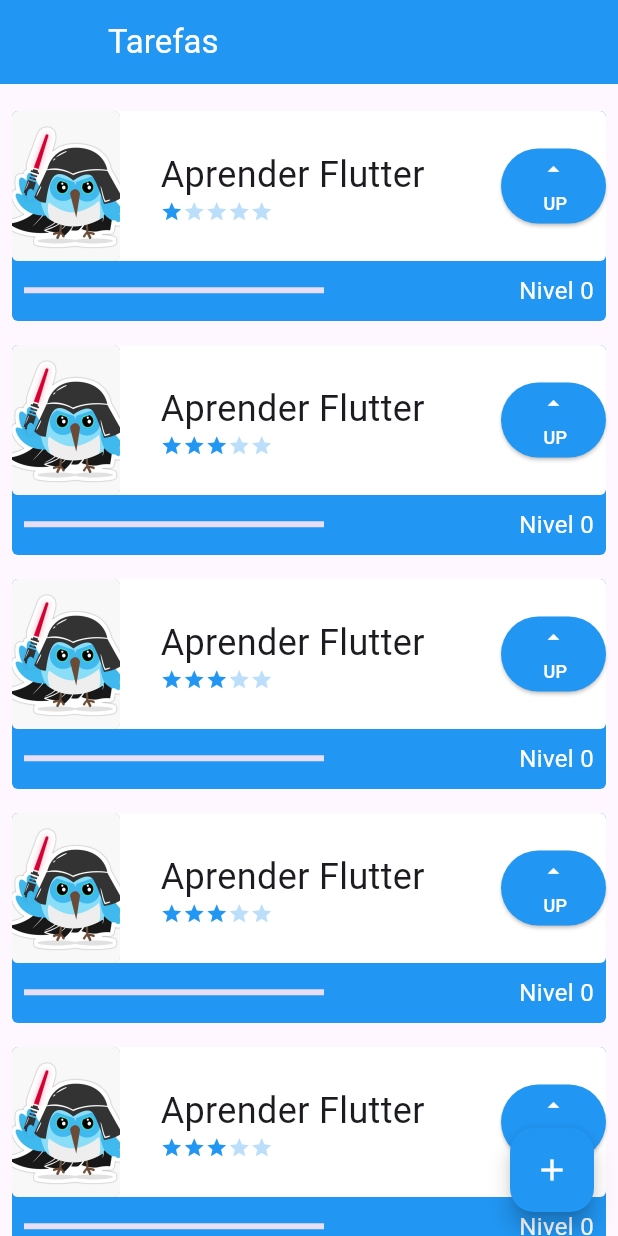
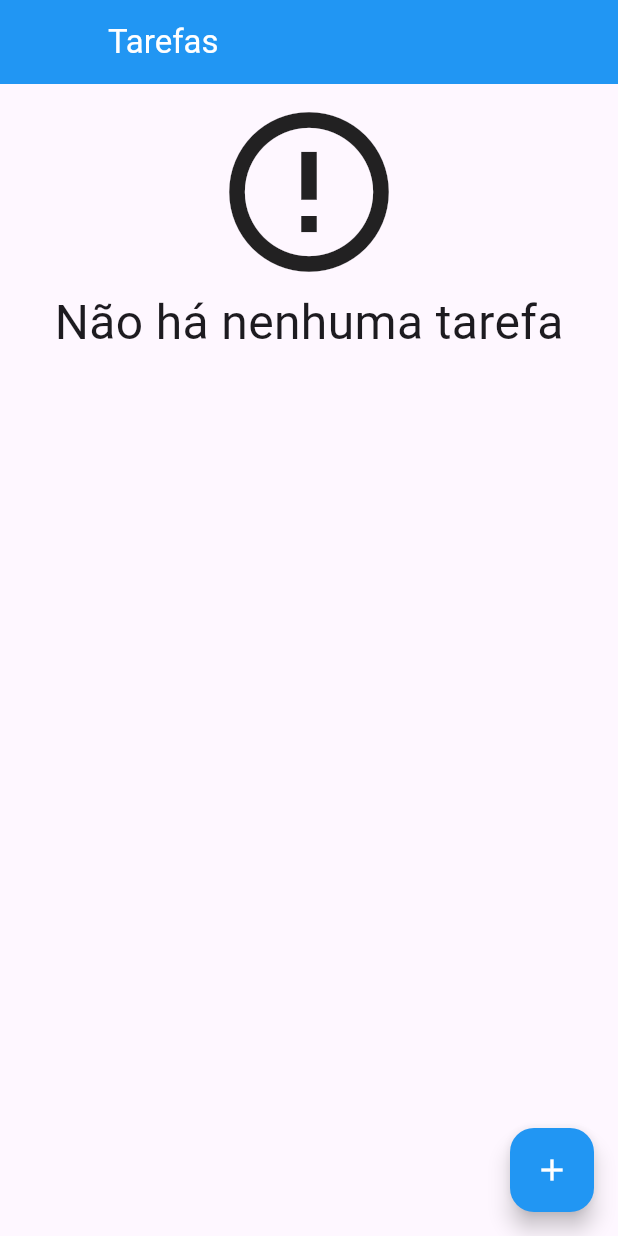
Before and after one commit to pablo-sa10/Projeto-flutter, a Flutter app: the screen it shows after launch, on a phone screen of 412 x 824 dp. Run offline on Flutter 3.47's test engine with Material 3 defaults, Android fonts, the phone set to English and light mode, and no system bars; our stand-ins replace sqflite; accounts and stored records are empty.

Commit message:
vou adicionar tudo oq eu fiz hj, mano, q sono

```diff
--- /dev/null
+++ b/lib/Data/task_dao.dart
@@ -0,0 +1,91 @@
+import 'package:projeto_dart/Data/database.dart';
+import 'package:projeto_dart/components/task.dart';
+import 'package:sqflite/sqflite.dart';
+
+class TaskDao {
+  static const String tableSql = 'CREATE TABLE $_tablename('
+      '$_name TEXT, '
+      '$_difficulty INTEGER, '
+      '$_image TEXT)';
+
+  static const String _tablename = 'taskTable';
+  static const String _name = 'nome';
+  static const String _difficulty = 'dificuldade';
+  static const String _image = 'imagem';
+
+  //insert
+  //update
+  save(Task tarefa) async {
+    print('iniciando o save');
+    final Database bancoDeDados = await getDatabase();
+    var itemExists = await find(tarefa.nomeTarefa);
+    Map<String, dynamic> taskMap = toMap(tarefa);
+    if (itemExists.isEmpty) {
+      print('a tarefa não existia');
+      return await bancoDeDados.insert(_tablename, taskMap);
+    } else {
+      print("a tarefa já existia");
+      return await bancoDeDados.update(
+        _tablename,
+        taskMap,
+        where: '$_name = ?',
+        whereArgs: [tarefa.nomeTarefa],
+      );
+    }
+  }
+
+  Map<String, dynamic> toMap(Task tarefa) {
+    print('convertendo tarefa em map');
+    final Map<String, dynamic> mapaDeTarefas = Map();
+    mapaDeTarefas[_name] = tarefa.nomeTarefa;
+    mapaDeTarefas[_difficulty] = tarefa.dificuldade;
+    mapaDeTarefas[_image] = tarefa.img;
+    print("Mapa: $mapaDeTarefas");
+    return mapaDeTarefas;
+  }
+
+  //select
+  Future<List<Task>> findAll() async {
+    print("estamos acesando o findall: ");
+    final Database bancoDeDados = await getDatabase();
+    final List<Map<String, dynamic>> result =
+        await bancoDeDados.query(_tablename);
+    print("Procurando dados... \nEncontrado: $result");
+    return toList(result);
+  }
+
+  List<Task> toList(List<Map<String, dynamic>> mapaDeTarefas) {
+    print('Convertendo o toList:');
+    final List<Task> tarefas = [];
+    for (Map<String, dynamic> linha in mapaDeTarefas) {
+      final Task tarefa = Task(linha[_name], linha[_image], linha[_difficulty]);
+      tarefas.add(tarefa);
+    }
+    print('Lista de Tarefas $tarefas');
+    return tarefas;
+  }
+
+  //select where
+  Future<List<Task>> find(String nomeDaTarefa) async {
+    print("acessando o find");
+    final Database bancoDeDados = await getDatabase();
+    final List<Map<String, dynamic>> result = await bancoDeDados.query(
+      _tablename,
+      where: '$_name = ?',
+      whereArgs: [nomeDaTarefa],
+    );
+    print('tarefa encontarda: ${toList(result)}');
+    return toList(result);
+  }
+
+  //delete
+  delete(String nomeDaTarefa) async {
+    print("Deletando tarefa: $nomeDaTarefa");
+    final Database bancoDeDados = await getDatabase();
+    return bancoDeDados.delete(
+      _tablename,
+      where: '$_name = ?',
+      whereArgs: [nomeDaTarefa],
+    );
+  }
+}
--- a/lib/Data/task_inherited.dart
+++ b/lib/Data/task_inherited.dart
@@ -9,17 +9,6 @@
 
   final List<Task> taskList = [
     Task("Aprender Flutter", "assets/images/bird.jpg", 1),
-    Task("Aprender Flutter", "assets/images/bird.jpg", 3),
-    Task("Aprender Flutter", "assets/images/bird.jpg", 3),
-    Task("Aprender Flutter", "assets/images/bird.jpg", 3),
-    Task("Aprender Flutter", "assets/images/bird.jpg", 3),
-    Task("Aprender Flutter", "assets/images/bird.jpg", 3),
-    Task("Aprender Flutter", "assets/images/bird.jpg", 3),
-    Task("Aprender Flutter", "assets/images/bird.jpg", 3),
-    Task("Aprender Flutter", "assets/images/bird.jpg", 3),
-    Task("Aprender Flutter", "assets/images/bird.jpg", 3),
-    Task("Aprender Flutter", "assets/images/bird.jpg", 3),
-    Task("Aprender Flutter", "assets/images/bird.jpg", 3),
     Task("Aprender Flutter", "assets/images/bird.jpg", 3),
   ];
 
--- a/lib/screens/initial_screen.dart
+++ b/lib/screens/initial_screen.dart
@@ -1,6 +1,10 @@
 import 'package:flutter/material.dart';
-import 'package:projeto_dart/Data/task_inherited.dart';
+import 'package:projeto_dart/Data/task_dao.dart';
+
+//import 'package:projeto_dart/Data/task_inherited.dart';
 import 'package:projeto_dart/screens/form_screen.dart';
+
+import '../components/task.dart';
 
 class InitialScreen extends StatefulWidget {
   const InitialScreen({super.key});
@@ -18,11 +22,70 @@
         backgroundColor: Colors.blue,
         title: const Text('Tarefas', style: TextStyle(color: Colors.white)),
       ),
-      body: ListView(
-        scrollDirection: Axis.vertical,
-        padding: const EdgeInsets.only(top: 10, bottom: 70),
-        //mainAxisAlignment: MainAxisAlignment.spaceBetween,
-        children: TaskInherited.of(context).taskList,
+      body: Padding(
+        padding: const EdgeInsets.only(top: 8, bottom: 70),
+        child: FutureBuilder<List<Task>>(
+            future: TaskDao().findAll(),
+            builder: (context, snapshot) {
+              List<Task>? items = snapshot.data;
+              switch (snapshot.connectionState) {
+                case ConnectionState.none:
+                  return const Center(
+                    child: Column(
+                      children: [
+                        CircularProgressIndicator(),
+                        Text("Carregando"),
+                      ],
+                    ),
+                  );
+                case ConnectionState.waiting:
+                  return const Center(
+                    child: Column(
+                      children: [
+                        CircularProgressIndicator(),
+                        Text("Carregando"),
+                      ],
+                    ),
+                  );
+                case ConnectionState.active:
+                  return const Center(
+                    child: Column(
+                      children: [
+                        CircularProgressIndicator(),
+                        Text("Carregando"),
+                      ],
+                    ),
+                  );
+                case ConnectionState.done:
+                  if (snapshot.hasData && items != null) {
+                    if (items.isNotEmpty) {
+                      return ListView.builder(
+                        itemCount: items.length,
+                        itemBuilder: (BuildContext context, int index) {
+                          final Task tarefa = items[index];
+                          return tarefa;
+                        },
+                      );
+                    }
+                    return const Center(
+                      child: Column(
+                        children: [
+                          Icon(
+                            Icons.error_outline,
+                            size: 128,
+                          ),
+                          Text(
+                            "Não há nenhuma tarefa",
+                            style: TextStyle(fontSize: 32),
+                          ),
+                        ],
+                      ),
+                    );
+                  }
+                  return const Text(' ERRO AO CARREGAR TAREFAS');
+              }
+              return const Text(' ERRO DESCONHECIDO');
+            }),
       ),
       floatingActionButton: FloatingActionButton(
         onPressed: () {
--- a/pubspec.yaml
+++ b/pubspec.yaml
@@ -35,6 +35,7 @@
   # The following adds the Cupertino Icons font to your application.
   # Use with the CupertinoIcons class for iOS style icons.
   cupertino_icons: ^1.0.2
+  sqflite: ^2.0.3+1
 
 dev_dependencies:
   flutter_test:
```
Also changed, not shown: lib/Data/database.dart (added, +14 -0 lines), pubspec.lock, 1 other file.
